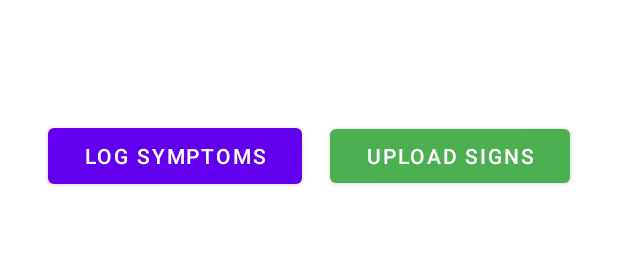
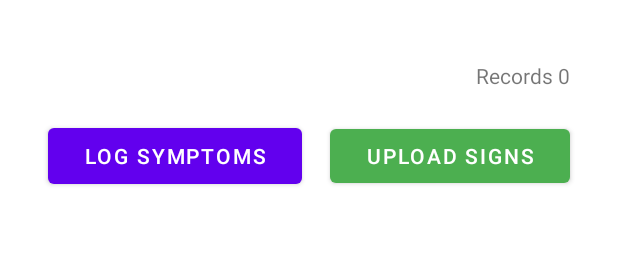
Before and after one commit to anvesh916/CovidSymptom, an Android app: the layout activity_main.xml on its own in the app's theme, with its tools: preview values and no code run, on a phone screen of 412 x 824 dp. Shown: the top 258 px of the screen. Run offline under Robolectric (Android 15) with nearby library versions, the phone set to English and light mode, and no system bars.

Commit message:
Final Touch up

```diff
--- a/app/src/main/res/layout/activity_main.xml
+++ b/app/src/main/res/layout/activity_main.xml
@@ -117,4 +117,16 @@
         app:layout_constraintTop_toTopOf="@+id/respiratoryRateButton"
         app:layout_constraintVertical_bias="1.0" />
 
+    <TextView
+        android:id="@+id/recordCount"
+        android:layout_width="wrap_content"
+        android:layout_height="wrap_content"
+        android:text="Records 0"
+        app:layout_constraintBottom_toTopOf="@+id/upload"
+        app:layout_constraintEnd_toEndOf="parent"
+        app:layout_constraintHorizontal_bias="0.908"
+        app:layout_constraintStart_toStartOf="parent"
+        app:layout_constraintTop_toTopOf="parent"
+        app:layout_constraintVertical_bias="0.666" />
+
 </androidx.constraintlayout.widget.ConstraintLayout>
```
Also changed, not shown: app/src/main/java/com/example/covidsymptom/DataBaseHelper.java (+16 -0 lines), app/src/main/java/com/example/covidsymptom/MainActivity.java (+14 -9 lines), app/src/main/java/com/example/covidsymptom/SymptomActivity.java (+10 -5 lines), 1 other file.
